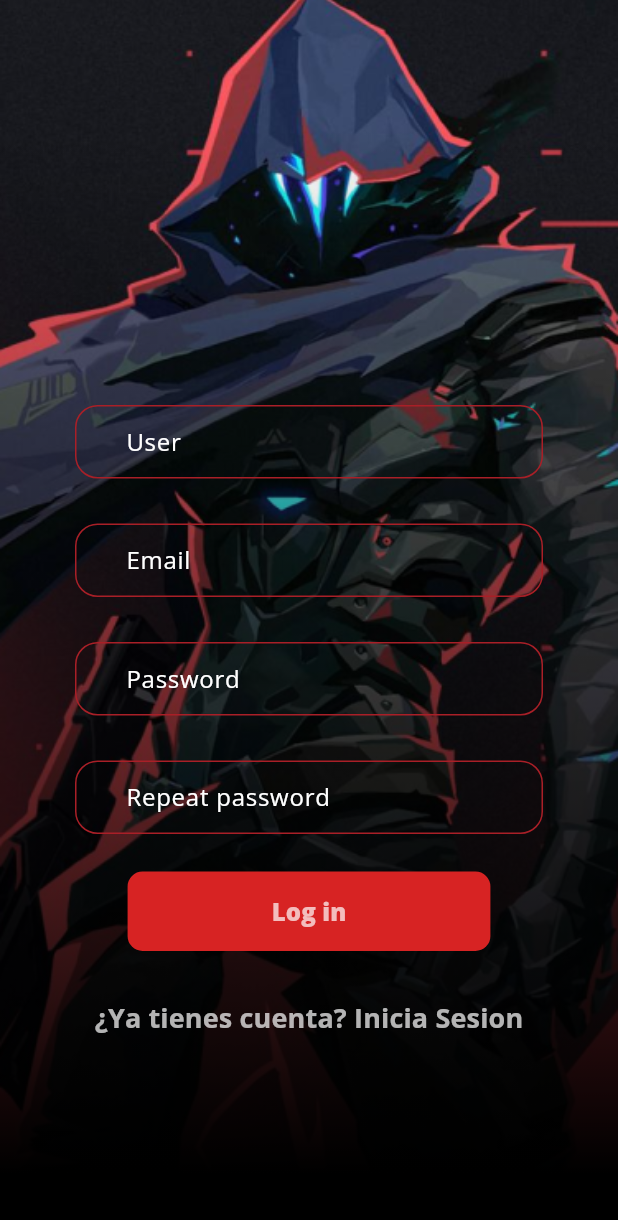
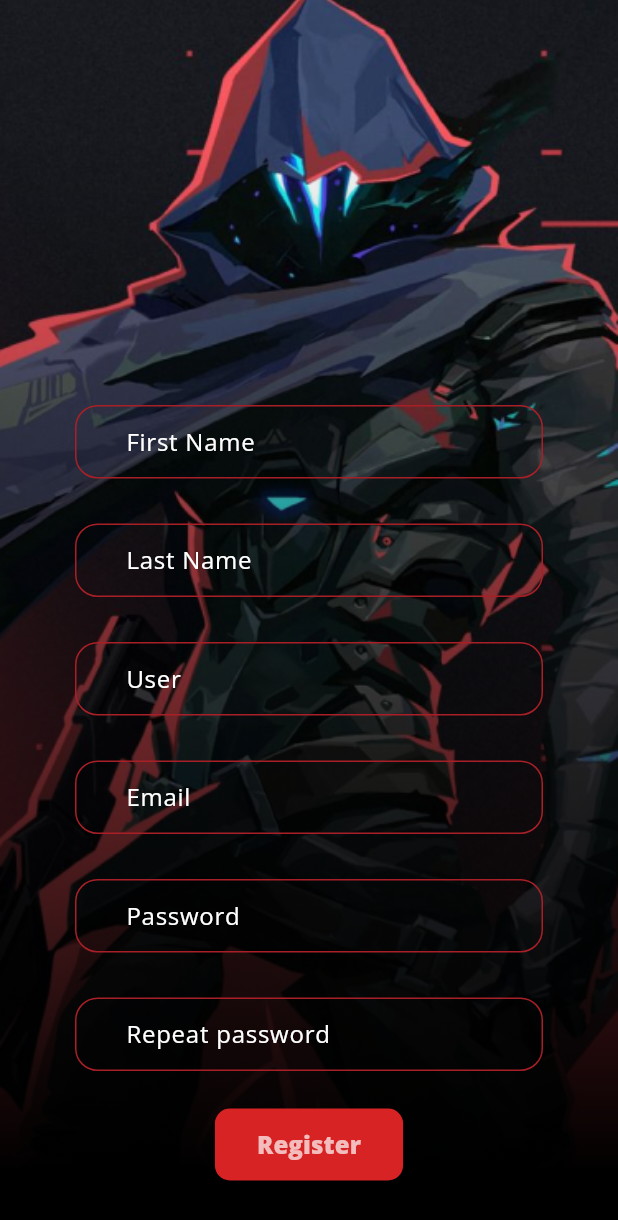
Before and after one commit to sebastianelopez/JugaEnEquipo-Mobile, a Flutter app: the RegisterScreen screen opened by its route, on a phone screen of 412 x 824 dp. Shown: the top 1220 px of the screen. Run offline on Flutter 3.47's test engine with Material 3 defaults, Android fonts, the phone set to English and light mode, and no system bars; our stand-ins replace carousel_slider, dio, flutter_html, google_fonts; missing offline and left inert: country_flags; generated files the repository leaves out were written again.

Commit message:
update register screen controllers and add register method

```diff
--- a/lib/datasources/user/create_user.dart
+++ b/lib/datasources/user/create_user.dart
@@ -8,7 +8,7 @@ Future<void> createUser(String firstName, String lastName, String userName,
   try {
     var id = uuid.v4();
     final response = await APIService.instance.request(
-      '/users', // enter the endpoint for required API call
+      '/api/user', // enter the endpoint for required API call
       DioMethod.post,
       param: {
         "id": id,
--- a/lib/presentation/register/business_logic/register_form_provider.dart
+++ b/lib/presentation/register/business_logic/register_form_provider.dart
@@ -3,10 +3,12 @@ import 'package:flutter/material.dart';
 class RegisterFormProvider extends ChangeNotifier {
   GlobalKey<FormState> formKey = GlobalKey<FormState>();
 
+  TextEditingController firstName = TextEditingController();
+  TextEditingController lastName = TextEditingController();
   TextEditingController user = TextEditingController();
   TextEditingController email = TextEditingController();
   TextEditingController password = TextEditingController();
-  TextEditingController password2 = TextEditingController();
+  TextEditingController confirmationPassword = TextEditingController();
 
   bool _isLoading = false;
   bool get isLoading => _isLoading;
@@ -17,7 +19,7 @@ class RegisterFormProvider extends ChangeNotifier {
   }
 
   bool passwordsMatch() {
-    return password == password2;
+    return password == confirmationPassword;
   }
 
   bool isValidForm() {
--- a/lib/presentation/register/screens/register_screen.dart
+++ b/lib/presentation/register/screens/register_screen.dart
@@ -1,5 +1,6 @@
 import 'package:flutter/material.dart';
 import 'package:google_fonts/google_fonts.dart';
+import 'package:jugaenequipo/datasources/user/create_user.dart';
 import 'package:jugaenequipo/presentation/register/business_logic/register_form_provider.dart';
 import 'package:jugaenequipo/ui/input_decorations.dart';
 import 'package:jugaenequipo/utils/validator.dart';
@@ -56,10 +57,12 @@ class _RegisterForm extends StatelessWidget {
   Widget build(BuildContext context) {
     final registerForm = Provider.of<RegisterFormProvider>(context);
 
-    final user = registerForm.user;
+    final firstName = registerForm.firstName;
+    final lastName = registerForm.lastName;
+    final userName = registerForm.user;
     final email = registerForm.email;
     final password = registerForm.password;
-    final password2 = registerForm.password2;
+    final confirmationPassword = registerForm.confirmationPassword;
 
     final isLoading = registerForm.isLoading;
 
@@ -69,7 +72,53 @@ class _RegisterForm extends StatelessWidget {
           children: [
             TextFormField(
               autovalidateMode: AutovalidateMode.onUserInteraction,
-              controller: user,
+              controller: firstName,
+              style: const TextStyle(color: Colors.white),
+              autocorrect: false,
+              keyboardType: TextInputType.text,
+              decoration: InputDecorations.authInputDecoration(
+                hintText: 'First Name',
+                hintTextColor: Colors.white,
+                labelTextColor: Colors.white,
+              ),
+              onTapOutside: (event) =>
+                  FocusManager.instance.primaryFocus?.unfocus(),
+              onChanged: (value) => firstName.text = value,
+              validator: (value) {
+                return (value != null && value.length > 2)
+                    ? null
+                    : 'Enter a valid name.';
+              },
+            ),
+            const SizedBox(
+              height: 30,
+            ),
+            TextFormField(
+              autovalidateMode: AutovalidateMode.onUserInteraction,
+              controller: lastName,
+              style: const TextStyle(color: Colors.white),
+              autocorrect: false,
+              keyboardType: TextInputType.text,
+              decoration: InputDecorations.authInputDecoration(
+                hintText: 'Last Name',
+                hintTextColor: Colors.white,
+                labelTextColor: Colors.white,
+              ),
+              onTapOutside: (event) =>
+                  FocusManager.instance.primaryFocus?.unfocus(),
+              onChanged: (value) => lastName.text = value,
+              validator: (value) {
+                return (value != null && value.isNotEmpty)
+                    ? null
+                    : 'Last name is required';
+              },
+            ),
+            const SizedBox(
+              height: 30,
+            ),
+            TextFormField(
+              autovalidateMode: AutovalidateMode.onUserInteraction,
+              controller: userName,
               style: const TextStyle(color: Colors.white),
               autocorrect: false,
               keyboardType: TextInputType.text,
@@ -80,10 +129,12 @@ class _RegisterForm extends StatelessWidget {
               ),
               onTapOutside: (event) =>
                   FocusManager.instance.primaryFocus?.unfocus(),
-              onChanged: (value) => user.text = value,
-              validator: (value) => value != null
-                  ? Validators.isEmail(value: value, context: context)
-                  : 'Email is required',
+              onChanged: (value) => userName.text = value,
+              validator: (value) {
+                return (value != null && value.length > 2)
+                    ? null
+                    : 'User name should have at least 3 characters';
+              },
             ),
             const SizedBox(
               height: 30,
@@ -135,7 +186,7 @@ class _RegisterForm extends StatelessWidget {
             ),
             TextFormField(
               autovalidateMode: AutovalidateMode.onUserInteraction,
-              controller: password2,
+              controller: confirmationPassword,
               style: const TextStyle(color: Colors.white),
               autocorrect: false,
               obscureText: true,
@@ -147,7 +198,7 @@ class _RegisterForm extends StatelessWidget {
               ),
               onTapOutside: (event) =>
                   FocusManager.instance.primaryFocus?.unfocus(),
-              onChanged: (value) => password2.text = value,
+              onChanged: (value) => confirmationPassword.text = value,
               validator: (value) {
                 return (value != null && value.length >= 6)
                     ? null
@@ -177,18 +228,22 @@ class _RegisterForm extends StatelessWidget {
                         registerForm.isLoading = false;
                         Navigator.pushReplacementNamed(context, 'home');
                       },
-                child: Container(
-                  padding:
-                      const EdgeInsets.symmetric(horizontal: 80, vertical: 15),
-                  child: Text(
-                    'Log in',
-                    style: GoogleFonts.openSans(
-                        textStyle: const TextStyle(
-                            color: Colors.white70,
-                            fontWeight: FontWeight.w900,
-                            fontSize: 16.0)),
+
+
+                  child: TextButton(
+                    onPressed: () {
+                      createUser(firstName.text, lastName.text, userName.text, email.text, password.text, confirmationPassword.text);
+                    },
+
+                    child: Text('Register',
+                        style: GoogleFonts.openSans(
+                            textStyle: const TextStyle(
+                          color: Colors.white70,
+                          fontWeight: FontWeight.w900,
+                          fontSize: 16.0,
+                        ))),
                   ),
-                ))
+                )
           ],
         ));
   }
```
